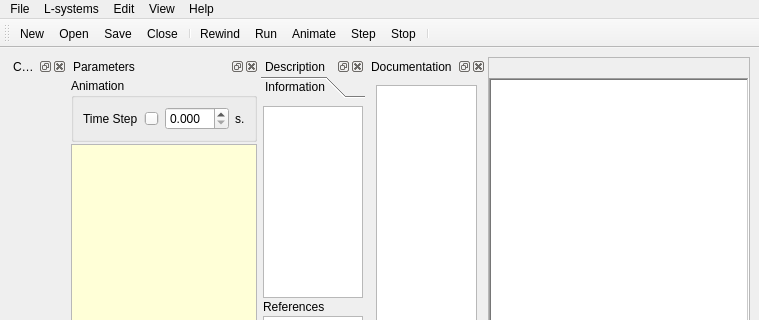
openalea/lpy, file src/openalea/lpy/gui/lpymainwindow.ui: the form before one commit; both pictures show x 0 to 759 and y 0 to 320 of the 759 by 626 pixel window.
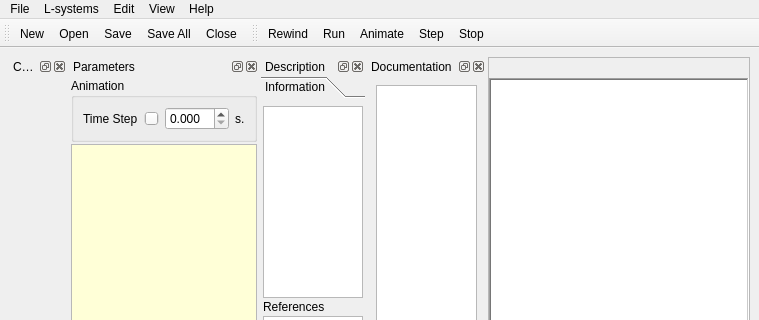
The form after the commit. Icons and pictures are not drawn. Custom widgets are drawn as their Qt base class.

The edit to the form file:
```diff
--- a/src/openalea/lpy/gui/lpymainwindow.ui
+++ b/src/openalea/lpy/gui/lpymainwindow.ui
@@ -860,7 +860,7 @@
     <rect>
      <x>0</x>
      <y>21</y>
-     <width>759</width>
+     <width>352</width>
      <height>34</height>
     </rect>
    </property>
@@ -883,14 +883,35 @@
    <addaction name="actionNew" />
    <addaction name="actionOpen" />
    <addaction name="actionSave" />
+   <addaction name="actionSaveAll" />
    <addaction name="actionClose" />
-   <addaction name="separator" />
+  </widget>
+  <widget class="QToolBar" name="LsytemBar" >
+   <property name="geometry" >
+    <rect>
+     <x>352</x>
+     <y>21</y>
+     <width>407</width>
+     <height>34</height>
+    </rect>
+   </property>
+   <property name="windowTitle" >
+    <string>Lsystem Bar</string>
+   </property>
+   <property name="toolButtonStyle" >
+    <enum>Qt::ToolButtonTextBesideIcon</enum>
+   </property>
+   <attribute name="toolBarArea" >
+    <enum>TopToolBarArea</enum>
+   </attribute>
+   <attribute name="toolBarBreak" >
+    <bool>false</bool>
+   </attribute>
    <addaction name="actionRewind" />
    <addaction name="actionRun" />
    <addaction name="actionAnimate" />
    <addaction name="actionStep" />
    <addaction name="actionStop" />
-   <addaction name="separator" />
   </widget>
   <action name="actionOpen" >
    <property name="icon" >
@@ -1223,6 +1244,15 @@
     <string>Tab Hightlight</string>
    </property>
   </action>
+  <action name="actionSaveAll" >
+   <property name="icon" >
+    <iconset resource="lpyresources.qrc" >
+     <normaloff>:/images/icons/filesaveall.png</normaloff>:/images/icons/filesaveall.png</iconset>
+   </property>
+   <property name="text" >
+    <string>Save All</string>
+   </property>
+  </action>
  </widget>
  <customwidgets>
   <customwidget>
```
Left out of the diff: 5 changed lines with no effect on the pictures.
